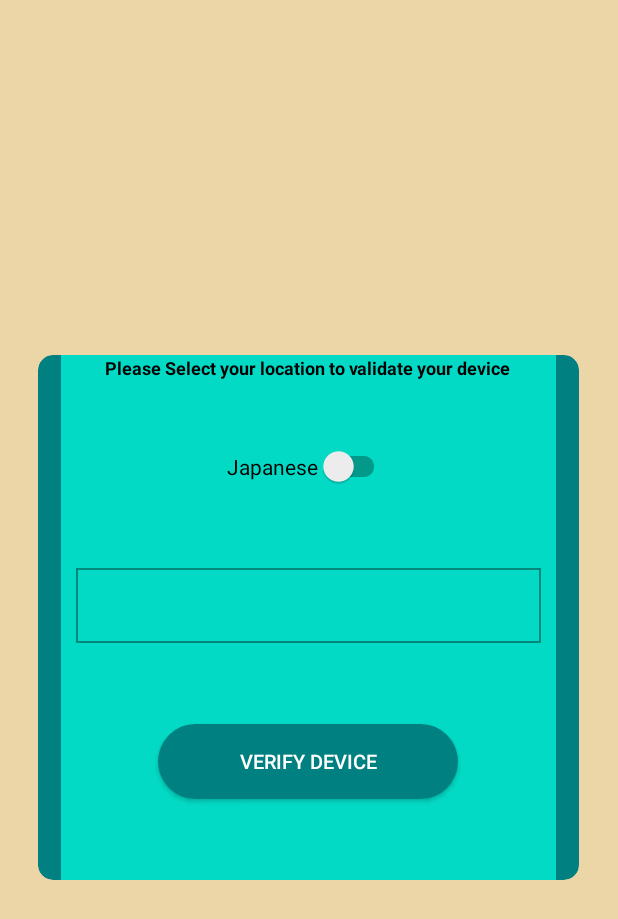
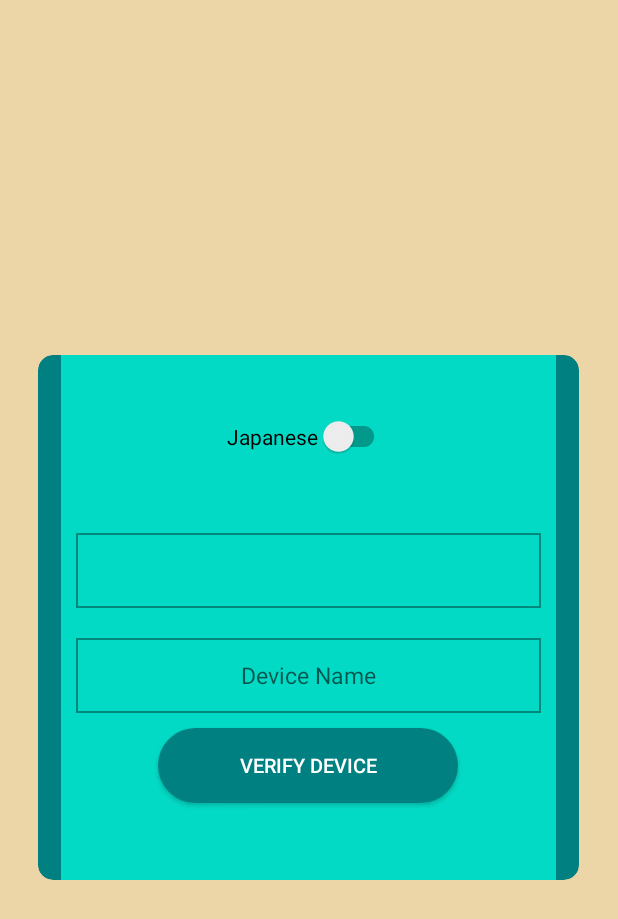
Before and after one commit to euphoriatech25/MDS, an Android app: the screen it shows after launch (VerifyDeviceIntro), on a phone screen of 412 x 824 dp. Shown: the top 919 px of the screen. Run offline under Robolectric (Android 15) with nearby library versions, the phone set to English and light mode, and no system bars; pictures from the network do not load; 1 statement that could not run was skipped.

Commit message:
issues added

```diff
--- a/app/src/main/AndroidManifest.xml
+++ b/app/src/main/AndroidManifest.xml
@@ -36,9 +36,12 @@
             android:theme="@style/AppTheme.NoActionBar.NoActionBar" >
             <intent-filter>
                 <action android:name="android.intent.action.MAIN" />
+                <category android:name="android.intent.category.DEFAULT" />
+                <category android:name="android.intent.category.HOME" />
                 <category android:name="android.intent.category.LAUNCHER" />
             </intent-filter>
         </activity>
+
         <activity
             android:name=".registration.RegisterPatient"
             android:screenOrientation="portrait" />
--- a/app/src/main/java/com/ramlaxmaninnovation/home/MainActivity.kt
+++ b/app/src/main/java/com/ramlaxmaninnovation/home/MainActivity.kt
@@ -3,6 +3,7 @@ package com.ramlaxmaninnovation.home
 import android.content.Intent
 import android.graphics.BitmapFactory
 import android.os.Bundle
+import android.provider.Settings
 import android.util.Base64
 import android.view.View
 import android.view.WindowManager
@@ -32,7 +33,10 @@ class MainActivity : AppCompatActivity() {
         setContentView(binding.root)
         userPrefManager= UserPrefManager(this)
 
+        binding.appBarMain.clMain.ic_setting.setOnClickListener {
+            startActivityForResult(Intent(Settings.ACTION_SETTINGS), 0)
 
+        }
         if(userPrefManager!!.cameraView.equals("back")){
            binding.appBarMain.clMain.cameraSwitch.isChecked=true
            binding.appBarMain.clMain.cameraSwitch.text =binding.appBarMain.clMain.cameraSwitch.textOn
--- a/app/src/main/java/com/ramlaxmaninnovation/mds/network/RetroOldApi.java
+++ b/app/src/main/java/com/ramlaxmaninnovation/mds/network/RetroOldApi.java
@@ -22,7 +22,7 @@ public interface RetroOldApi {
 
     @FormUrlEncoded
     @POST("devices")
-    Call<ResponseBody> addDevice(@Field("device") String device_id, @Field("location") String location);
+    Call<ResponseBody> addDevice(@Field("device") String device_id, @Field("location") String location, @Field("device_name") String device_name);
 
     @FormUrlEncoded
     @POST("availability")
--- a/app/src/main/java/com/ramlaxmaninnovation/mds/views/ui/transactionlist/TransactionAdapter.kt
+++ b/app/src/main/java/com/ramlaxmaninnovation/mds/views/ui/transactionlist/TransactionAdapter.kt
@@ -49,8 +49,8 @@ class TransactionAdapter  : RecyclerView.Adapter<TransactionAdapter.ProductListV
         holder.itemView.apply {
             transaction_date_time.text = categoriesItem.last_consumption_date
             patient_id.text = categoriesItem.patient_id
+            patient_name.text = categoriesItem.patient_name
             transaction_date_time.text = categoriesItem.last_consumption_date
-            user_name.text = categoriesItem.last_consumption_date
             terminal_name.text = categoriesItem.device_name
             user_name.text=categoriesItem.nurse
 
--- a/app/src/main/res/drawable/ic_baseline_settings_24.xml
+++ b/app/src/main/res/drawable/ic_baseline_settings_24.xml
@@ -1,4 +1,4 @@
-<vector android:height="24dp" android:tint="#F3EFEF"
+<vector android:height="24dp" android:tint="#EAEEEE"
     android:viewportHeight="24" android:viewportWidth="24"
     android:width="24dp" xmlns:android="http://schemas.android.com/apk/res/android">
     <path android:fillColor="@android:color/white" android:pathData="M19.14,12.94c0.04,-0.3 0.06,-0.61 0.06,-0.94c0,-0.32 -0.02,-0.64 -0.07,-0.94l2.03,-1.58c0.18,-0.14 0.23,-0.41 0.12,-0.61l-1.92,-3.32c-0.12,-0.22 -0.37,-0.29 -0.59,-0.22l-2.39,0.96c-0.5,-0.38 -1.03,-0.7 -1.62,-0.94L14.4,2.81c-0.04,-0.24 -0.24,-0.41 -0.48,-0.41h-3.84c-0.24,0 -0.43,0.17 -0.47,0.41L9.25,5.35C8.66,5.59 8.12,5.92 7.63,6.29L5.24,5.33c-0.22,-0.08 -0.47,0 -0.59,0.22L2.74,8.87C2.62,9.08 2.66,9.34 2.86,9.48l2.03,1.58C4.84,11.36 4.8,11.69 4.8,12s0.02,0.64 0.07,0.94l-2.03,1.58c-0.18,0.14 -0.23,0.41 -0.12,0.61l1.92,3.32c0.12,0.22 0.37,0.29 0.59,0.22l2.39,-0.96c0.5,0.38 1.03,0.7 1.62,0.94l0.36,2.54c0.05,0.24 0.24,0.41 0.48,0.41h3.84c0.24,0 0.44,-0.17 0.47,-0.41l0.36,-2.54c0.59,-0.24 1.13,-0.56 1.62,-0.94l2.39,0.96c0.22,0.08 0.47,0 0.59,-0.22l1.92,-3.32c0.12,-0.22 0.07,-0.47 -0.12,-0.61L19.14,12.94zM12,15.6c-1.98,0 -3.6,-1.62 -3.6,-3.6s1.62,-3.6 3.6,-3.6s3.6,1.62 3.6,3.6S13.98,15.6 12,15.6z"/>
--- a/app/src/main/res/layout/check_verification.xml
+++ b/app/src/main/res/layout/check_verification.xml
@@ -25,14 +25,6 @@
           android:layout_marginEnd="15dp"
           android:background="@color/teal_200"
           android:layout_height="350dp">
-          <TextView
-              android:layout_gravity="center"
-              android:textStyle="bold"
-              android:textColor="@color/black"
-              android:textSize="12sp"
-              android:text="@string/please_select_your_location_to_verify_your_device"
-              android:layout_width="wrap_content"
-              android:layout_height="wrap_content"/>
 
           <View
               android:layout_width="0dp"
@@ -69,10 +61,17 @@
               android:popupBackground="@android:color/white"
               android:scrollbars="none"
               android:spinnerMode="dropdown" />
-          <View
-              android:layout_width="0dp"
-              android:layout_height="0dp"
-              android:layout_weight="1"/>
+
+          <EditText
+              android:id="@+id/device_name"
+              android:layout_width="match_parent"
+              android:textSize="15sp"
+              android:gravity="center"
+              android:layout_margin="10dp"
+              android:hint="Device Name"
+              android:minLines="1"
+              android:background="@drawable/edit_text"
+              android:layout_height="50dp"/>
           <Button
               android:id="@+id/register"
               android:text="@string/verify_device"
--- a/app/src/main/res/values/strings.xml
+++ b/app/src/main/res/values/strings.xml
@@ -155,7 +155,9 @@
     <string name="login_user">Login User</string>
     <string name="user_nlogout">User\nLogout</string>
     <string name="face_show">Please show the patient\'s face</string>
-    <string name="please_read_the_qr_message">Please read the QR message</string>
+    <string name="face_show_user">顔を映してください</string>
+    <string name="please_read_the_qr_message">Please read the QR</string>
+    <string name="device_name">Please add device name</string>
 
 
 </resources>
```
Also changed, not shown: app/src/main/java/com/ramlaxmaninnovation/mds/camera/FrameAnalyser.kt (+40 -22 lines), app/src/main/java/com/ramlaxmaninnovation/mds/getPatientDetails/FaceVerificationOnline.kt (+11 -2 lines), app/src/main/java/com/ramlaxmaninnovation/mds/receiver/AutoStartReceiver.java (+6 -4 lines), app/src/main/java/com/ramlaxmaninnovation/mds/verifydevice/VerifyDeviceIntro.java (+15 -10 lines), app/src/main/java/com/ramlaxmaninnovation/mds/views/ui/nurselist/FaceVerificationActivity.kt (+13 -2 lines), app/src/main/res/layout/activity_face_verification.xml (+55 -5 lines), app/src/main/res/layout/content_main.xml (+8 -1 lines), app/src/main/res/layout/transaction_items.xml (+5 -5 lines), 1 other file.
